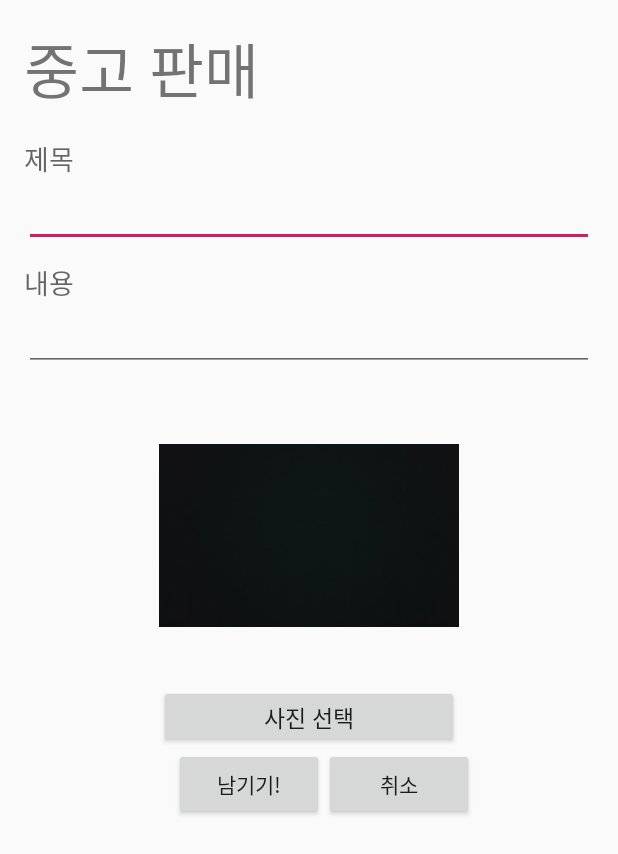
After one commit to LeeGyeongHwan/IamLivingAlone-reamer-, an Android app: the layout dialog_salemarker.xml on its own in the app's theme, with its tools: preview values and no code run, on a phone screen of 412 x 824 dp. The commit adds this screen. Shown: the top 854 px of the screen. Run offline under Robolectric (Android 15) with nearby library versions, the phone set to English and light mode, and no system bars.

Commit message:
dialog album load

```diff
--- a/app/build.gradle
+++ b/app/build.gradle
@@ -28,6 +28,7 @@ dependencies {
     implementation 'com.google.android.gms:play-services-maps:16.1.0'
     implementation 'com.google.android.gms:play-services-location:16.0.0'
     implementation 'com.android.support:design:28.0.0'
+    implementation 'com.squareup.picasso:picasso:2.71828'
     androidTestImplementation 'com.android.support.test:runner:1.0.2'
     androidTestImplementation 'com.android.support.test.espresso:espresso-core:3.0.2'
 }
--- a/app/src/main/AndroidManifest.xml
+++ b/app/src/main/AndroidManifest.xml
@@ -3,7 +3,8 @@
     package="com.LSK.iamlivingalone">
     <uses-permission android:name="android.permission.ACCESS_FINE_LOCATION" />
     <uses-permission android:name="android.permission.ACCESS_COARSE_LOCATION"/>
-
+    <uses-permission android:name="android.permission.READ_EXTERNAL_STORAGE"/>
+    <uses-permission android:name="android.permission.WRITE_EXTERNAL_STORAGE" />
     <application
         android:allowBackup="true"
         android:icon="@mipmap/ic_launcher"
--- a/app/src/main/res/layout/dialog_makemarker.xml
+++ b/app/src/main/res/layout/dialog_makemarker.xml
@@ -16,7 +16,7 @@
         android:layout_height="wrap_content"
         android:layout_centerHorizontal="true"
         android:layout_marginBottom="16dp"
-        android:text="남기고 싶은 말"
+        android:text="낙서"
         android:textSize="40sp" />
 
     <TextView
--- /dev/null
+++ b/app/src/main/res/layout/dialog_salemarker.xml
@@ -0,0 +1,125 @@
+<?xml version="1.0" encoding="utf-8"?>
+<RelativeLayout xmlns:android="http://schemas.android.com/apk/res/android"
+    xmlns:tools="http://schemas.android.com/tools"
+    android:layout_width="fill_parent"
+    android:layout_height="fill_parent"
+    android:orientation="vertical"
+    android:paddingLeft="16dp"
+    android:paddingRight="16dp"
+    android:paddingTop="16dp"
+    tools:context=".MainActivity"
+    >
+    <LinearLayout
+        android:layout_width="match_parent"
+        android:layout_height="match_parent"
+        android:orientation="vertical">
+
+        <LinearLayout
+            android:id="@+id/firslin"
+            android:layout_width="match_parent"
+            android:layout_height="wrap_content"
+            android:orientation="vertical">
+
+            <TextView
+                android:id="@+id/text"
+                android:layout_width="276dp"
+                android:layout_height="wrap_content"
+                android:layout_centerHorizontal="true"
+                android:layout_marginBottom="16dp"
+                android:text="중고 판매"
+                android:textSize="40sp" />
+
+            <TextView
+                android:id="@+id/Title"
+                android:layout_width="wrap_content"
+                android:layout_height="wrap_content"
+                android:layout_below="@+id/text"
+                android:text="제목"
+                android:textAppearance="?android:attr/textAppearanceMedium" />
+
+            <EditText
+                android:id="@+id/textTitle"
+                android:layout_width="match_parent"
+                android:layout_height="wrap_content"
+                android:layout_below="@+id/Title"
+                android:layout_marginBottom="10dp"
+                android:ems="10">
+
+                <requestFocus />
+            </EditText>
+
+            <TextView
+                android:id="@+id/textContent"
+                android:layout_width="wrap_content"
+                android:layout_height="wrap_content"
+                android:layout_below="@+id/textTitle"
+                android:text="내용"
+                android:textAppearance="?android:attr/textAppearanceMedium" />
+
+            <EditText
+                android:id="@+id/textEdit"
+                android:layout_width="match_parent"
+                android:layout_height="wrap_content"
+                android:layout_below="@+id/textContent"
+                android:layout_marginBottom="10dp"
+                android:ems="10" />
+        </LinearLayout>
+
+        <LinearLayout
+            android:id="@+id/secondlin"
+            android:layout_width="match_parent"
+            android:layout_height="241dp"
+            android:orientation="vertical"
+
+            >
+
+            <ImageView
+                android:id="@+id/Albumimg"
+                android:layout_width="200dp"
+                android:layout_height="199dp"
+                android:layout_gravity="center"
+                android:adjustViewBounds="true"
+                android:maxWidth="200dp"
+                android:maxHeight="200dp"
+                android:src="@drawable/blakcback" />
+
+            <Button
+                android:id="@+id/uploadBtn"
+                android:layout_width="200dp"
+                android:layout_height="wrap_content"
+                android:layout_gravity="center"
+                android:text="사진 선택"
+                android:onClick="onClick"
+                android:textSize="15sp" />
+
+        </LinearLayout>
+        <LinearLayout
+            android:layout_width="match_parent"
+            android:layout_height="match_parent"
+            android:orientation="horizontal">
+
+            <Button
+                android:id="@+id/makeBtn"
+                android:layout_width="100dp"
+                android:layout_marginLeft="100dp"
+                android:layout_height="wrap_content"
+                android:layout_marginBottom="20dp"
+                android:text="남기기!" />
+            <Button
+                android:id="@+id/cancelBtn"
+                android:layout_width="100dp"
+                android:layout_height="wrap_content"
+                android:layout_toRightOf="@+id/makeBtn"
+                android:layout_marginBottom="20dp"
+                android:text="취소" />
+
+
+        </LinearLayout>
+
+    </LinearLayout>
+
+
+
+
+
+</RelativeLayout>
```
Also changed, not shown: app/src/main/java/com/LSK/iamlivingalone/MainActivity.java (+121 -7 lines), app/src/main/res/layout/activity_main.xml (+21 -5 lines), app/src/main/res/drawable/blakcback.png (added), app/src/main/res/drawable/convermarker.png (added), app/src/main/res/drawable/salemarker.png (added), app/src/main/res/drawable/speakmarker.png (added).
